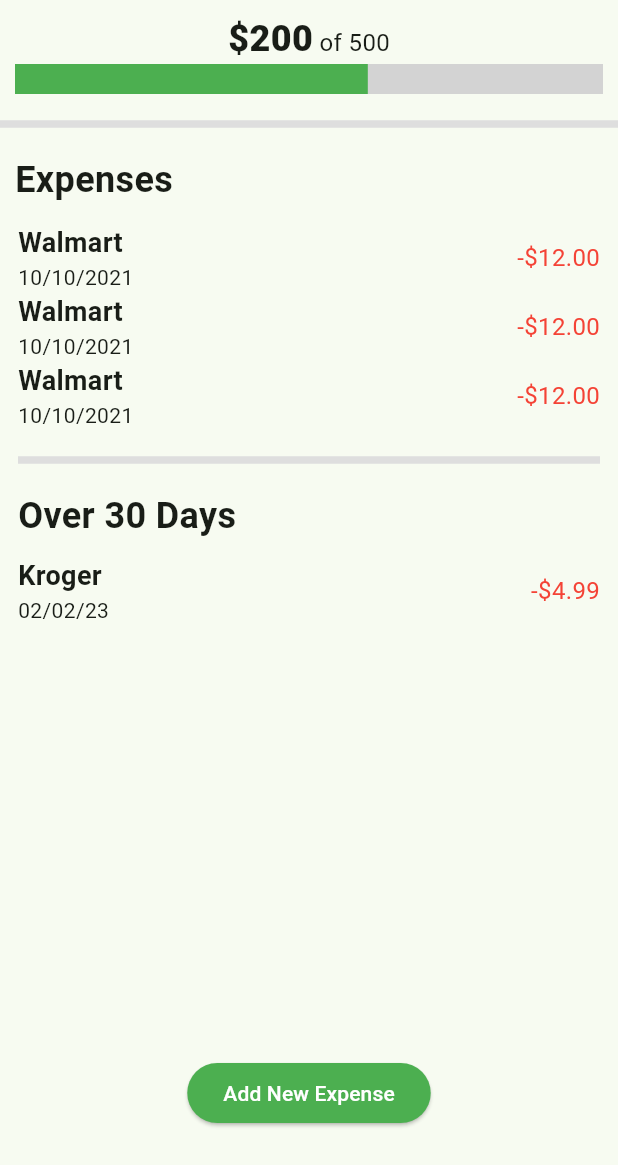
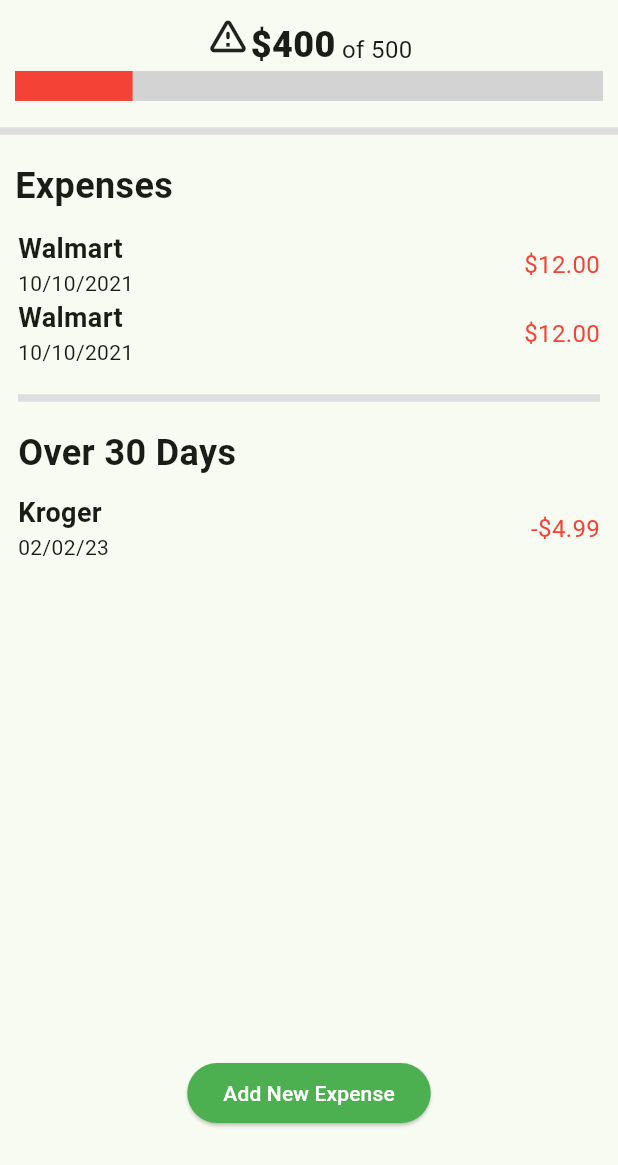
Before and after one commit to WSU-4110/budgie, a Flutter app: the ExpensesPage screen opened directly, on a phone screen of 412 x 824 dp, the part 71-1236 px from its top. Run offline on Flutter 3.47's test engine with Material 2 defaults, Android fonts, the phone set to English and light mode, and no system bars; drawn by our look-alikes of percent_indicator; our stand-ins replace cloud_firestore, firebase_auth, firebase_core, flutter_settings_screens, fluttertoast, google_fonts and 1 more; accounts and stored records are empty; generated files the repository leaves out were written again.

Commit message:
Fixed progressbar decrement & started expenses integration

```diff
--- a/lib/BudgetCategories/budgetCategoryPrice.dart
+++ b/lib/BudgetCategories/budgetCategoryPrice.dart
@@ -2,7 +2,7 @@
 
 
 String category = 'Food';
-String progressAmt = '200';
+String progressAmt = '400';
 String totalProgress = '500';
 
 // Calculates LinearPercentIndicator.percent
--- a/lib/ExpensesPage/expensesPage.dart
+++ b/lib/ExpensesPage/expensesPage.dart
@@ -5,6 +5,10 @@
 import 'package:budgie/ExpensesPage/expenses_container.dart';
 import 'package:sticky_headers/sticky_headers.dart';
 import 'package:budgie/BudgetCategories/expensesFormPage.dart';
+
+import '../BudgetCategories/expensesFormPage.dart';
+import '../cloud/cloud_expense.dart';
+import '../cloud/firestore_cloud_service.dart';
 
 class ExpensesPage extends StatelessWidget {
   const ExpensesPage({super.key});
@@ -95,10 +99,23 @@
                 child: Padding(
                     padding: const EdgeInsets.all(12.0),
                     child: ListView(children: [
-                      // ExpensesContainer(),
+                      ExpensesContainer(),
+                      // Setting up front end to response for firebase data
+                        // StreamBuilder(
+                        //   stream: FirestoreCloudService().allExpenses(category: category),
+                        //   builder: (context, snapshot) {
+                        //     switch (snapshot.connectionState) {
+                        //       case ConnectionState.waiting:
+                        //       case ConnectionState.active:
+                        //       if (snapshot.hasData) {
+                        //         final expenses = snapshot.data as List<CloudExpense>;
+                        //       }
+                        //     }
+                        //   },
+                        // ),
                       Container(child: Center(child: ExpensesContainer())),
-                      Container(child: Center(child: ExpensesContainer())),
-                      Container(child: Center(child: ExpensesContainer())),
+                      // Container(child: Center(child: ExpensesContainer())),
+                      // Container(child: Center(child: ExpensesContainer())),
                       const Divider(
                         height: 40,
                         thickness: 5,
--- a/lib/ExpensesPage/expensesPageClass.dart
+++ b/lib/ExpensesPage/expensesPageClass.dart
@@ -6,7 +6,7 @@
 //   Expenses({this.name, this.date, this.amount});
 // }
 
-String name = 'Walmart';
-String date = '10/10/2021';
-double amount = 12;
-String num = amount.toStringAsFixed(2);
+String expenseName = 'Walmart';
+String expenseDate = '10/10/2021';
+double expenseCost = 12;
+String num = expenseCost.toStringAsFixed(2);
--- a/lib/ExpensesPage/expenses_container.dart
+++ b/lib/ExpensesPage/expenses_container.dart
@@ -3,7 +3,14 @@
 import 'package:budgie/ExpensesPage/expensesPageClass.dart';
 
 class ExpensesContainer extends StatefulWidget {
-  const ExpensesContainer({Key? key}) : super(key: key);
+  // final String expenseName;
+  // final double expenseCost;
+  // final DateTime expenseDate;
+  const ExpensesContainer({Key? key
+  // required this.expenseName,
+  // required this.expenseCost,
+  // required this.expenseDate
+  }) : super(key: key);
 
   @override
   _ExpensesContainer createState() => _ExpensesContainer();
@@ -16,14 +23,14 @@
       mainAxisAlignment: MainAxisAlignment.spaceBetween,
       children: [
         Column(crossAxisAlignment: CrossAxisAlignment.start, children: [
-          Text(name,
+          Text(expenseName,
               style:
                   const TextStyle(fontWeight: FontWeight.bold, fontSize: 18)),
           Text(
-            date,
+            expenseDate.toString(),
           )
         ]),
-        Text('-\$$num',
+        Text('\$$num',
             style: const TextStyle(color: Colors.red, fontSize: 16))
       ],
     );
```
Also changed, not shown: 2 other files.
